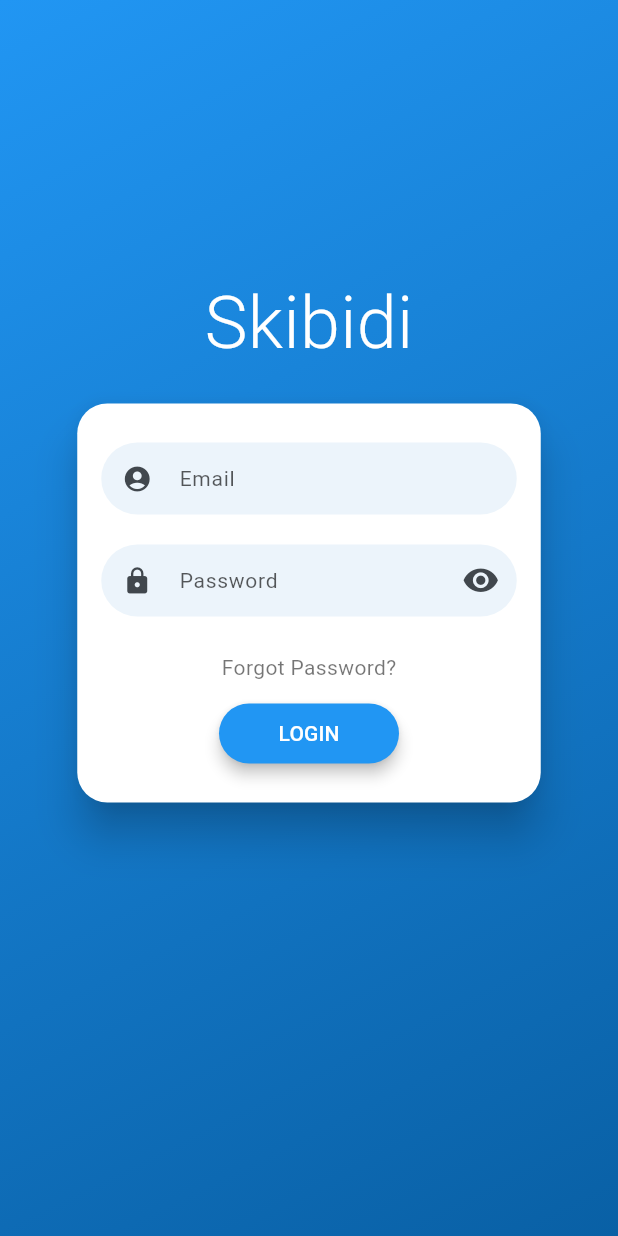
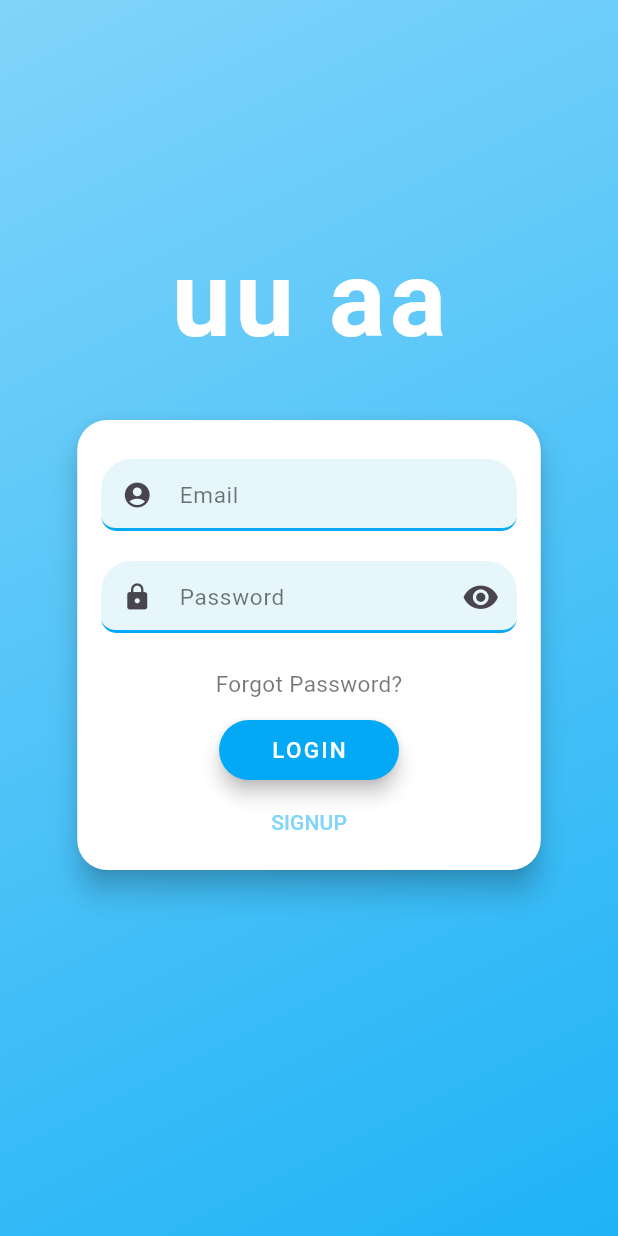
Before and after one commit to ScuffedTofu01/SE-groupChat, a Flutter app: the screen it shows after launch, on a phone screen of 412 x 824 dp. Run offline on Flutter 3.47's test engine with Material 3 defaults, Android fonts, the phone set to English and light mode, and no system bars; drawn by our look-alikes of flutter_login; our stand-ins replace adaptive_theme, date_picker_timeline, firebase_core, google_fonts; accounts and stored records are empty.

```diff
--- a/lib/main.dart
+++ b/lib/main.dart
@@ -2,7 +2,6 @@ import 'package:adaptive_theme/adaptive_theme.dart';
 import 'package:chatapp/firebase_options.dart';
 import 'package:chatapp/main_screen/login_page.dart';
 import 'package:flutter/material.dart';
-import 'main_screen/start_screen.dart';
 import 'package:firebase_core/firebase_core.dart';
 
 
@@ -35,7 +34,7 @@ class MyApp extends StatelessWidget {
       initial: savedTheme ?? AdaptiveThemeMode.light,
       builder: (theme, darkTheme) => MaterialApp(
         debugShowCheckedModeBanner: false,
-        title: 'Flutter Demo',
+        title: 'Flutter GEMING',
         theme: theme,
         darkTheme: darkTheme,
         home: const LoginPage(),
--- a/lib/main_screen/chat_list_Screen.dart
+++ b/lib/main_screen/chat_list_Screen.dart
@@ -1,7 +1,6 @@
 import 'package:flutter/material.dart';
 
 class ChatListScreen extends StatefulWidget {
-
   const ChatListScreen({super.key});
 
   @override
--- a/lib/main_screen/login_page.dart
+++ b/lib/main_screen/login_page.dart
@@ -4,32 +4,127 @@ import 'start_screen.dart';
 
 class LoginPage extends StatelessWidget {
   const LoginPage({super.key});
-
   Duration get loadingTime => const Duration(milliseconds: 1000);
 
-  Future<String?> _authUser(LoginData data) {
-    return Future.delayed(loadingTime, () => null);
+  Future<String?> _authUser(LoginData data) async {
+    await Future.delayed(loadingTime);
+    return null;
   }
 
-  Future<String?> _recoverPassword(String name) {
-    return Future.delayed(loadingTime, () => null);
+  Future<String?> _recoverPassword(String data) {
+    return Future.delayed(loadingTime);
+  }
+
+  Future<String?> _signupUser(data) {
+    return Future.delayed(loadingTime);
   }
 
   @override
   Widget build(BuildContext context) {
-    return FlutterLogin(
-      title: 'Skibidi',
-      onLogin: _authUser,
-      onRecoverPassword: _recoverPassword,
-      onSubmitAnimationCompleted: () {
-        Navigator.of(context).pushReplacement(
-          MaterialPageRoute(builder: (context) => const StartScreen()),
-        );
-      },
-      theme: LoginTheme(
-        primaryColor: Colors.blue,
-        accentColor: Colors.white,
-        cardTheme: CardTheme(color: Colors.white),
+    const inputBorder = BorderRadius.vertical(
+      bottom: Radius.circular(10.0),
+      top: Radius.circular(20.0),
+    );
+
+    return Scaffold(
+      body: Theme(
+        data: ThemeData(
+          textTheme: const TextTheme(
+            bodyLarge: TextStyle(color: Colors.black54),
+          ),
+        ),
+        child: FlutterLogin(
+          title: "uu aa",
+          onLogin: _authUser,
+          onRecoverPassword: _recoverPassword,
+          onSubmitAnimationCompleted: () {
+            Navigator.of(context).pushReplacement(MaterialPageRoute(
+              builder: (context) => const StartScreen(),
+            ));
+          },
+          onSignup: _signupUser,
+          theme: LoginTheme(
+            primaryColor: Colors.lightBlue[200],
+            accentColor: Colors.blue,
+            titleStyle: const TextStyle(
+              color: Colors.white,
+              fontSize: 70,
+              fontWeight: FontWeight.w700,
+              letterSpacing: 3,
+            ),
+            bodyStyle: const TextStyle(
+              color: Colors.black54,
+              fontSize: 15,
+            ),
+            textFieldStyle: const TextStyle(
+              color: Colors.black, // Ensure this is set to black
+            ),
+            buttonStyle: const TextStyle(
+              color: Colors.white,
+              fontSize: 15,
+              letterSpacing: 1.5,
+            ),
+            cardTheme: CardTheme(
+              color: Colors.white,
+              elevation: 8,
+              margin: const EdgeInsets.only(top: 15),
+            ),
+            inputTheme: InputDecorationTheme(
+              filled: true,
+              fillColor: const Color.fromARGB(255, 231, 246, 251),
+              contentPadding: EdgeInsets.zero,
+              errorStyle: TextStyle(
+                color: Colors.red[600],
+              ),
+              labelStyle: TextStyle(
+                fontSize: 15,
+                color: Colors.black54,
+              ),
+              enabledBorder: UnderlineInputBorder(
+                borderSide: BorderSide(
+                  color: Colors.lightBlue,
+                  width: 2,
+                ),
+                borderRadius: inputBorder,
+              ),
+              focusedBorder: UnderlineInputBorder(
+                borderSide: BorderSide(
+                  color: Colors.blueAccent,
+                  width: 5,
+                ),
+                borderRadius: inputBorder,
+              ),
+              errorBorder: UnderlineInputBorder(
+                borderSide: BorderSide(
+                  color: Colors.red,
+                  width: 2,
+                ),
+                borderRadius: inputBorder,
+              ),
+              focusedErrorBorder: UnderlineInputBorder(
+                borderSide: BorderSide(
+                  color: Colors.red,
+                  width: 5,
+                ),
+                borderRadius: inputBorder,
+              ),
+              disabledBorder: const UnderlineInputBorder(
+                borderSide: BorderSide(
+                  color: Colors.red,
+                  width: 4,
+                ),
+                borderRadius: inputBorder,
+              ),
+            ),
+            buttonTheme: LoginButtonTheme(
+              splashColor: Colors.lightBlue,
+              backgroundColor: Colors.lightBlue,
+              highlightColor: Colors.white,
+              elevation: 5,
+              highlightElevation: 8,
+            ),
+          ),
+        ),
       ),
     );
   }
```
Also changed, not shown: lib/constant.dart (added, +16 -0 lines), lib/main_screen/home_screen.dart (+84 -2 lines), lib/main_screen/start_screen.dart (+24 -23 lines), lib/models/userModel.dart (added, +74 -0 lines), lib/utilities/addEventButton.dart (added, +39 -0 lines), lib/utilities/theme.dart (added, +14 -0 lines), pubspec.yaml (+7 -1 lines), lib/provider/authenticationProvider.dart (added), pubspec.lock, 4 other files.
